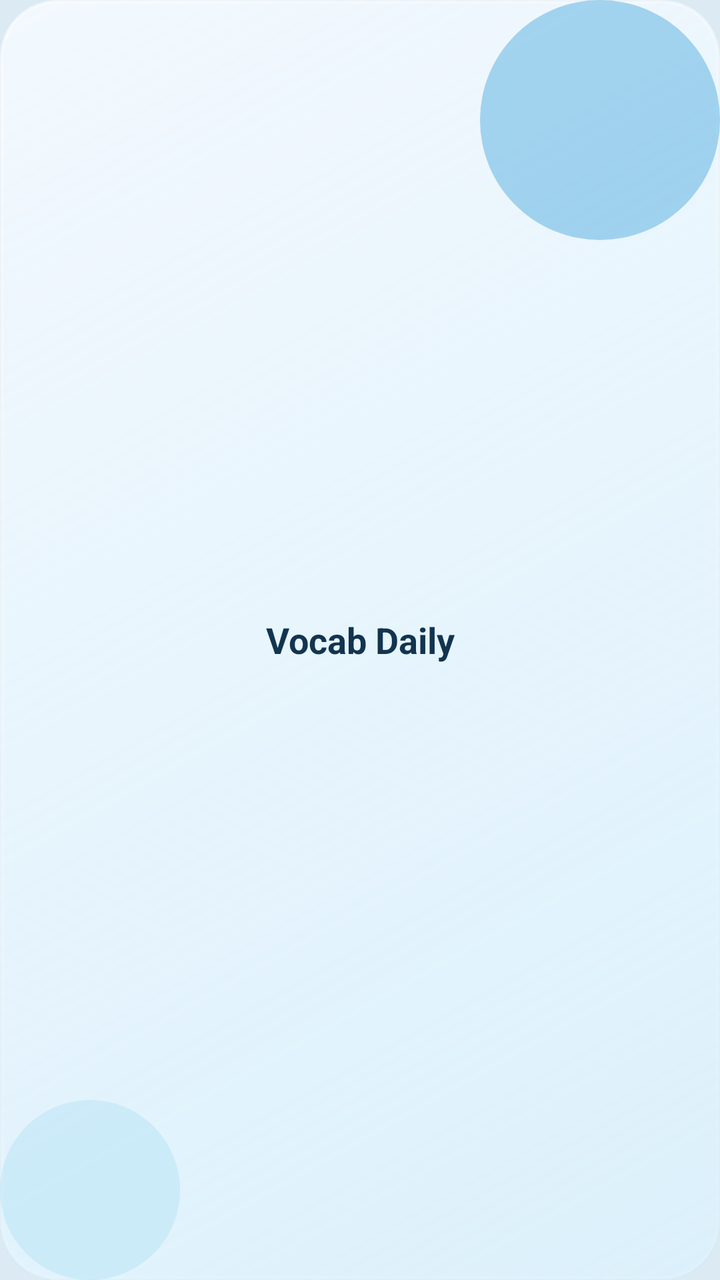
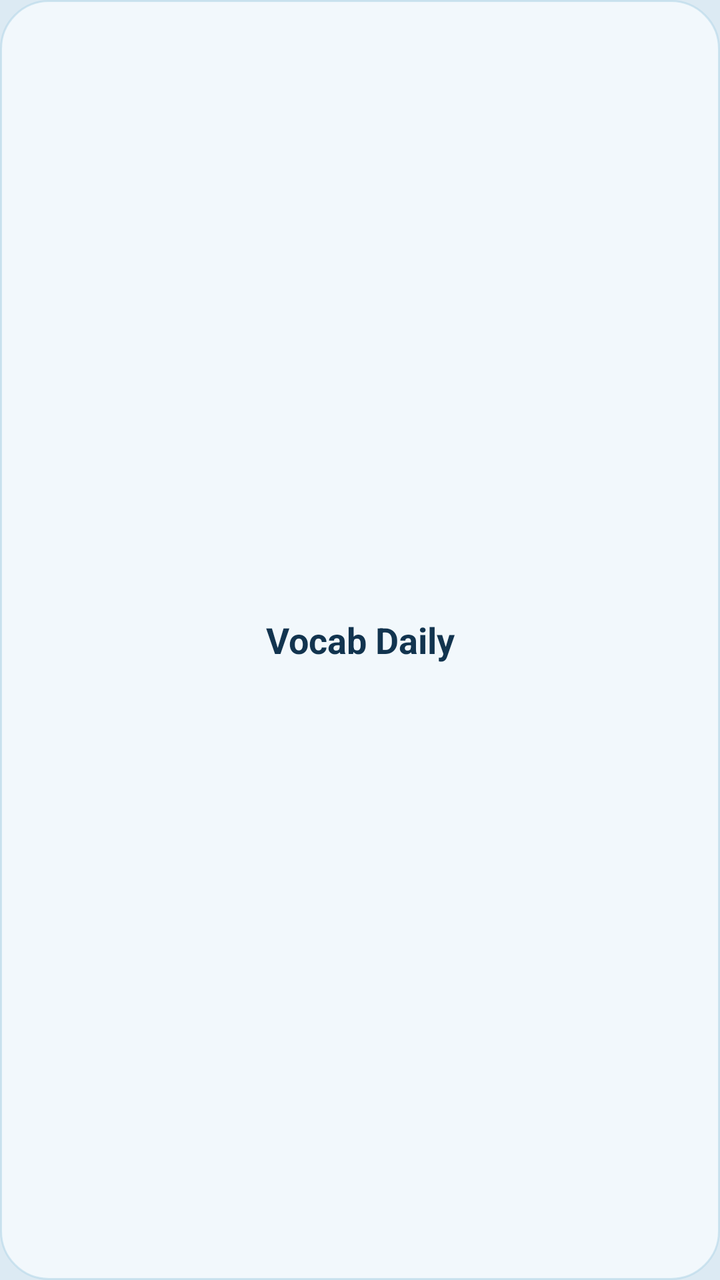

Two renders of the same Android screen: before a commit and after it. Below are the layout's source before the change and the commit's diff.
<!-- AndroidManifest.xml: application theme Theme.VocabDaily -->
<!-- res/layout/widget_fallback.xml -->
<?xml version="1.0" encoding="utf-8"?>
<LinearLayout xmlns:android="http://schemas.android.com/apk/res/android"
    android:id="@+id/fallback_root"
    android:layout_width="match_parent"
    android:layout_height="match_parent"
    android:background="@drawable/bg_card_coast"
    android:gravity="center"
    android:orientation="vertical"
    android:padding="20dp">

    <TextView
        android:id="@+id/fallback_text"
        android:layout_width="match_parent"
        android:layout_height="wrap_content"
        android:gravity="center"
        android:text="@string/app_name"
        android:textColor="@color/coast_ink"
        android:textSize="18sp"
        android:textStyle="bold" />
</LinearLayout>
<!-- resources referenced by this layout -->
<resources>
  <color name="coast_ink">#12344F</color>
  <!-- drawable bg_card_coast (drawable) -->
  <?xml version="1.0" encoding="utf-8"?>
  <layer-list xmlns:android="http://schemas.android.com/apk/res/android">
      <item>
          <shape android:shape="rectangle">
              <solid android:color="@color/coast_card" />
              <corners android:radius="28dp" />
              <stroke
                  android:width="1.5dp"
                  android:color="@color/coast_stroke" />
          </shape>
      </item>
      <item>
          <shape android:shape="rectangle">
              <gradient
                  android:angle="135"
                  android:endColor="#00FFFFFF"
                  android:startColor="#66B8E4F8"
                  android:type="linear" />
              <corners android:radius="28dp" />
          </shape>
      </item>
      <item
          android:width="120dp"
          android:height="120dp"
          android:gravity="top|end"
          android:right="0dp"
          android:top="0dp">
          <shape android:shape="oval">
              <solid android:color="@color/coast_blob" />
          </shape>
      </item>
      <item
          android:width="90dp"
          android:height="90dp"
          android:bottom="0dp"
          android:gravity="bottom|start"
          android:left="0dp">
          <shape android:shape="oval">
              <solid android:color="@color/coast_blob_soft" />
          </shape>
      </item>
  </layer-list>
  <string name="app_name">Vocab Daily</string>
  <style name="Theme.VocabDaily" parent="Theme.Material3.Light.NoActionBar">
          <item name="colorPrimary">@color/coast_accent</item>
          <item name="android:statusBarColor">@color/coast_page</item>
          <item name="android:navigationBarColor">@color/coast_page</item>
          <item name="android:windowBackground">@color/coast_page</item>
          <item name="android:windowLightStatusBar">true</item>
      </style>
  <color name="coast_card">#E6F7FBFF</color>
  <color name="coast_stroke">#99FFFFFF</color>
  <color name="coast_blob">#662E9CD8</color>
  <color name="coast_blob_soft">#4490D4F0</color>
  <color name="coast_accent">#1E88C8</color>
  <color name="coast_page">#DCEAF3</color>
</resources>

<!-- the commit's change to res/layout/widget_fallback.xml (unified diff, before → after) -->
@@ -3,10 +3,10 @@
     android:id="@+id/fallback_root"
     android:layout_width="match_parent"
     android:layout_height="match_parent"
-    android:background="@drawable/bg_card_coast"
+    android:background="@drawable/bg_widget_coast"
     android:gravity="center"
     android:orientation="vertical"
-    android:padding="20dp">
+    android:padding="16dp">
 
     <TextView
         android:id="@+id/fallback_text"
@@ -14,7 +14,7 @@
         android:layout_height="wrap_content"
         android:gravity="center"
         android:text="@string/app_name"
-        android:textColor="@color/coast_ink"
+        android:textColor="#12344F"
         android:textSize="18sp"
         android:textStyle="bold" />
 </LinearLayout>
<!-- resource entries referenced after the edit -->
@@ -1,49 +1,15 @@
 <!-- resources referenced by this layout -->
 <resources>
-  <color name="coast_ink">#12344F</color>
-  <!-- drawable bg_card_coast (drawable) -->
+  <!-- drawable bg_widget_coast (drawable) -->
   <?xml version="1.0" encoding="utf-8"?>
-  <layer-list xmlns:android="http://schemas.android.com/apk/res/android">
-      <item>
-          <shape android:shape="rectangle">
-              <solid android:color="@color/coast_card" />
-              <corners android:radius="28dp" />
-              <stroke
-                  android:width="1.5dp"
-                  android:color="@color/coast_stroke" />
-          </shape>
-      </item>
-      <item>
-          <shape android:shape="rectangle">
-              <gradient
-                  android:angle="135"
-                  android:endColor="#00FFFFFF"
-                  android:startColor="#66B8E4F8"
-                  android:type="linear" />
-              <corners android:radius="28dp" />
-          </shape>
-      </item>
-      <item
-          android:width="120dp"
-          android:height="120dp"
-          android:gravity="top|end"
-          android:right="0dp"
-          android:top="0dp">
-          <shape android:shape="oval">
-              <solid android:color="@color/coast_blob" />
-          </shape>
-      </item>
-      <item
-          android:width="90dp"
-          android:height="90dp"
-          android:bottom="0dp"
-          android:gravity="bottom|start"
-          android:left="0dp">
-          <shape android:shape="oval">
-              <solid android:color="@color/coast_blob_soft" />
-          </shape>
-      </item>
-  </layer-list>
+  <shape xmlns:android="http://schemas.android.com/apk/res/android"
+      android:shape="rectangle">
+      <solid android:color="#F2F8FC" />
+      <corners android:radius="24dp" />
+      <stroke
+          android:width="1dp"
+          android:color="#99B8D9EA" />
+  </shape>
   <string name="app_name">Vocab Daily</string>
   <style name="Theme.VocabDaily" parent="Theme.Material3.Light.NoActionBar">
           <item name="colorPrimary">@color/coast_accent</item>
@@ -52,10 +18,6 @@
           <item name="android:windowBackground">@color/coast_page</item>
           <item name="android:windowLightStatusBar">true</item>
       </style>
-  <color name="coast_card">#E6F7FBFF</color>
-  <color name="coast_stroke">#99FFFFFF</color>
-  <color name="coast_blob">#662E9CD8</color>
-  <color name="coast_blob_soft">#4490D4F0</color>
   <color name="coast_accent">#1E88C8</color>
   <color name="coast_page">#DCEAF3</color>
 </resources>
